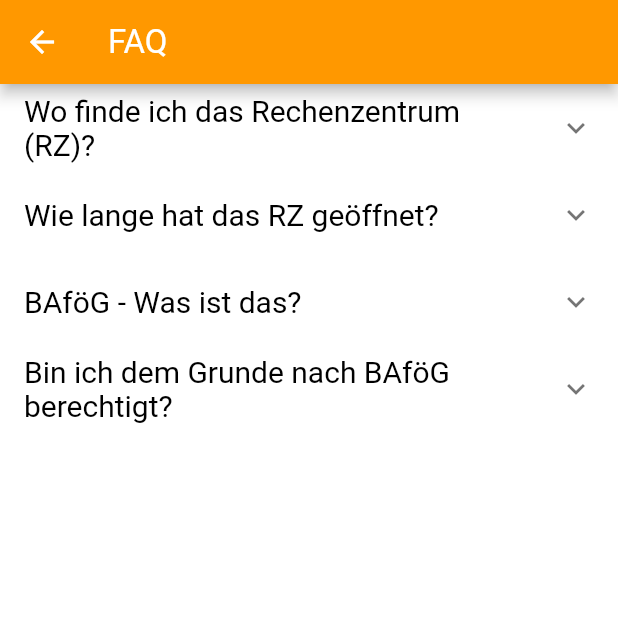
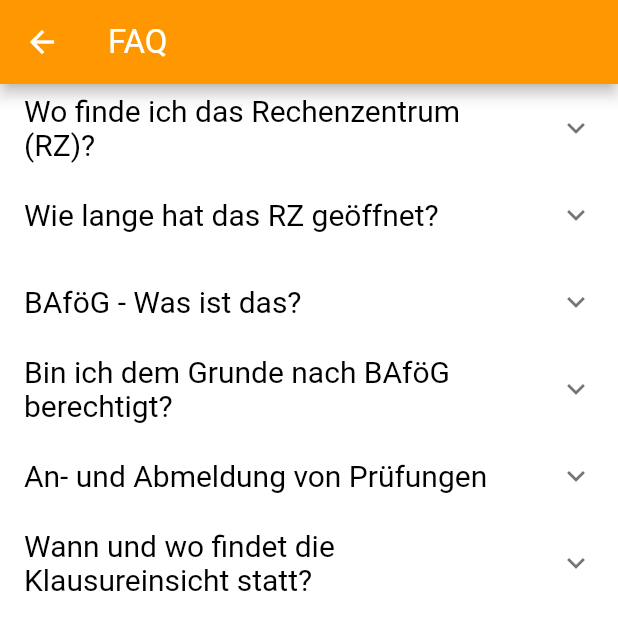
Before and after one commit to AlfredTachi/MyStudyBuddy2020, a Flutter app: the FAQ screen opened by its route, on a phone screen of 412 x 824 dp. Shown: the top 630 px of the screen. Run offline on Flutter 3.47's test engine with Material 2 defaults, Android fonts, the phone set to English and light mode, and no system bars; our stand-ins replace get, percent_indicator, photo_view, shared_preferences, smooth_star_rating, sqflite and 1 more; missing offline and left inert: flutter_custom_dialog; accounts and stored records are empty.

Commit message:
new faqs

```diff
--- a/lib/support/faq.dart
+++ b/lib/support/faq.dart
@@ -70,6 +70,32 @@ class FAQState extends State<FAQ> {
               )
             ],
           ),
+          ExpansionTile(
+            title: Text('An- und Abmeldung von Prüfungen'),
+            children: <Widget>[
+              Padding(
+                padding: const EdgeInsets.only(left: 17, right: 17),
+                child: Text(
+                  "Frist für die Anmeldung / Abmeldung ist im Sommersemester der 15.06 und im Wintersemester der 15.12."+
+                  " Prüfungen werden im LSF an- und abgemeldet.",
+                  textAlign: TextAlign.start, style: new TextStyle(fontSize: 16),
+                ),
+              )
+            ],
+          ),
+          ExpansionTile(
+            title: Text('Wann und wo findet die Klausureinsicht statt?'),
+            children: <Widget>[
+              Padding(
+                padding: const EdgeInsets.only(left: 17, right: 17),
+                child: Text(
+                  "Im Sommersemester an acht Terminen im April jeweils Dienstags und Donnerstag von 11:00 - 12:00 Uhr in Raum N 313 (neben dem Fachbereichsdekanat).\n"+
+                  "\nIm Wintersemester an acht Terminen zwischen 15. Oktober und 15. November jeweils Dienstags und Donnerstags von 11:00 - 12:00 Uhr in Raum N 313 (neben dem Fachbereichsdekanat).",
+                  textAlign: TextAlign.start, style: new TextStyle(fontSize: 16),
+                ),
+              )
+            ],
+          ),
         ]),
       ),
     );
```
